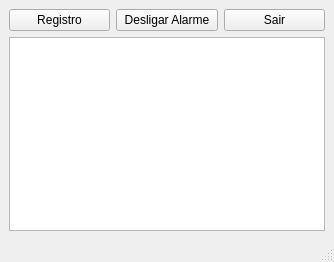
This is frozenchicken.ui in BrenoMartinsDeOliveiraVasconcelos/FrozenChicken as Qt 5 draws it before an edit. The edited form follows.
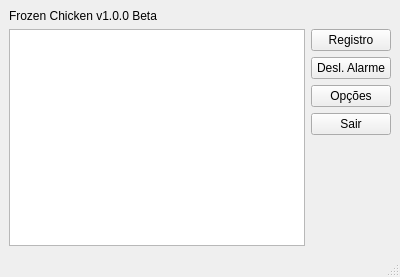
This is the edited form.

```diff
--- a/frozenchicken.ui
+++ b/frozenchicken.ui
@@ -6,8 +6,8 @@
    <rect>
     <x>0</x>
     <y>0</y>
-    <width>334</width>
-    <height>262</height>
+    <width>400</width>
+    <height>277</height>
    </rect>
   </property>
   <property name="minimumSize">
@@ -16,26 +16,32 @@
     <height>0</height>
    </size>
   </property>
-  <property name="maximumSize">
-   <size>
-    <width>10000</width>
-    <height>10000</height>
-   </size>
-  </property>
-  <property name="palette">
-   <palette>
-    <active/>
-    <inactive/>
-    <disabled/>
-   </palette>
-  </property>
   <property name="windowTitle">
    <string>Frozen Chicken</string>
   </property>
   <widget class="QWidget" name="centralwidget">
    <layout class="QVBoxLayout" name="verticalLayout">
     <item>
-     <layout class="QHBoxLayout" name="horizontalLayout">
+     <widget class="QLabel" name="ver">
+      <property name="text">
+       <string>Frozen Chicken v1.0.0 Beta</string>
+      </property>
+     </widget>
+    </item>
+    <item>
+     <layout class="QHBoxLayout" name="horizontalLayout_2">
+      <item>
+       <widget class="QTableWidget" name="registro2">
+        <attribute name="horizontalHeaderDefaultSectionSize">
+         <number>138</number>
+        </attribute>
+        <attribute name="verticalHeaderDefaultSectionSize">
+         <number>30</number>
+        </attribute>
+       </widget>
+      </item>
+      <item>
+       <layout class="QVBoxLayout" name="verticalLayout_4">
       <item>
        <widget class="QPushButton" name="registerbut">
         <property name="text">
@@ -46,7 +52,14 @@
       <item>
        <widget class="QPushButton" name="switchbutton">
         <property name="text">
-         <string>Desligar Alarme</string>
+           <string>Desl. Alarme</string>
+          </property>
+         </widget>
+        </item>
+        <item>
+         <widget class="QPushButton" name="pushButton">
+          <property name="text">
+           <string>Opções</string>
         </property>
        </widget>
       </item>
@@ -57,12 +70,20 @@
         </property>
        </widget>
       </item>
-     </layout>
-    </item>
-    <item>
-     <layout class="QHBoxLayout" name="horizontalLayout_2">
-      <item>
-       <widget class="QTableWidget" name="registro2"/>
+        <item>
+         <spacer name="verticalSpacer">
+          <property name="orientation">
+           <enum>Qt::Vertical</enum>
+          </property>
+          <property name="sizeHint" stdset="0">
+           <size>
+            <width>20</width>
+            <height>40</height>
+           </size>
+          </property>
+         </spacer>
+        </item>
+       </layout>
       </item>
      </layout>
     </item>
```
Left out of the diff: 2 changed lines with no effect on the pictures. Lines whose indentation alone changed are shown as unchanged.
